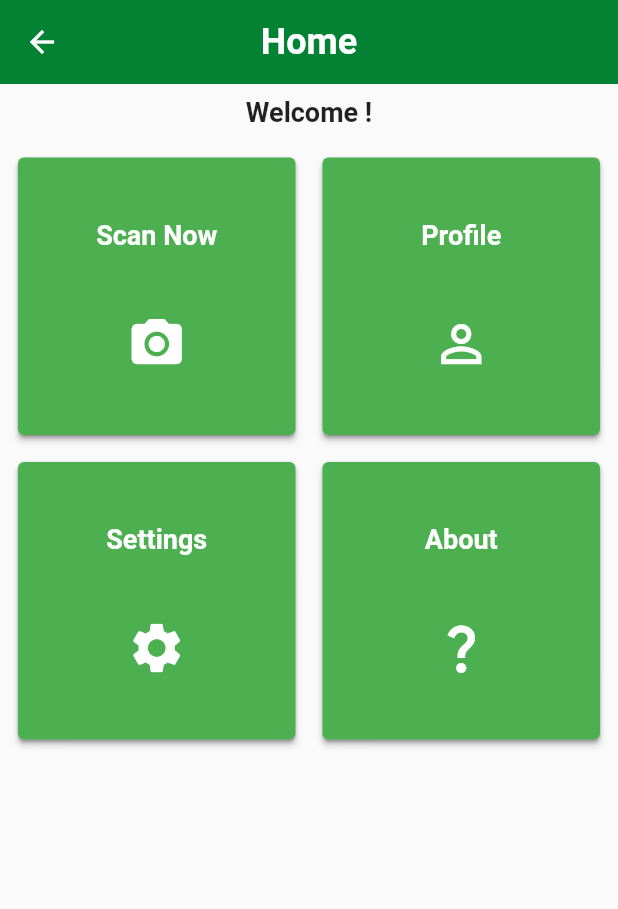
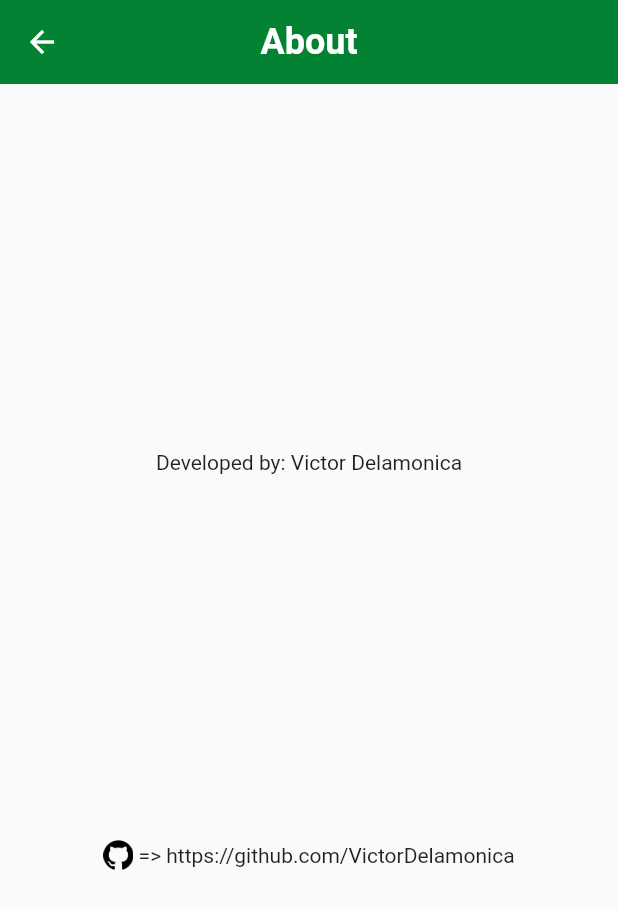
Before and after one commit to VictorDelamonica/NutriScan, a Flutter app: the HomePage screen opened directly, after a tap on "About", on a phone screen of 412 x 824 dp. Shown: the top 909 px of the screen. Run offline on Flutter 3.47's test engine with Material 2 defaults, Android fonts, the phone set to English and light mode, and no system bars; our stand-ins replace camera, firebase_auth, firebase_core; accounts and stored records are empty.

Commit message:
Add minimum about page

```diff
--- /dev/null
+++ b/lib/About/about.dart
@@ -0,0 +1,47 @@
+import 'package:camera/camera.dart';
+import 'package:flutter/material.dart';
+import 'package:flutter/services.dart';
+import 'package:nutriscan/Utilities/buttons.dart';
+import 'package:firebase_auth/firebase_auth.dart';
+import 'package:nutriscan/Utilities/card.dart';
+
+import '../Utilities/appBar.dart';
+import '../camera/camera.dart';
+
+class AboutPage extends StatefulWidget {
+  const AboutPage({super.key});
+
+  @override
+  State<AboutPage> createState() => _AboutPageState();
+}
+
+class _AboutPageState extends State<AboutPage> {
+  @override
+  Widget build(BuildContext context) {
+    return Scaffold(
+      appBar: CustomAppBar("About", onPressed: () {
+        Navigator.pop(context);
+      }),
+      body: Center(
+        child: Column(
+          mainAxisAlignment: MainAxisAlignment.spaceEvenly,
+          mainAxisSize: MainAxisSize.max,
+          children: [
+            const Text('Developed by: Victor Delamonica'),
+            Row(
+              mainAxisAlignment: MainAxisAlignment.center,
+              mainAxisSize: MainAxisSize.max,
+              children: [
+                Image(
+                    image: Image.asset("assets/images/github.png").image,
+                    width: 20,
+                    height: 20),
+                const Text(" => https://github.com/VictorDelamonica")
+              ],
+            ),
+          ],
+        ),
+      ),
+    );
+  }
+}
--- a/lib/Home/home.dart
+++ b/lib/Home/home.dart
@@ -5,6 +5,7 @@ import 'package:nutriscan/Utilities/buttons.dart';
 import 'package:firebase_auth/firebase_auth.dart';
 import 'package:nutriscan/Utilities/card.dart';
 
+import '../About/about.dart';
 import '../Utilities/appBar.dart';
 import '../camera/camera.dart';
 
@@ -21,7 +22,7 @@ class _HomePageState extends State<HomePage> {
   @override
   Widget build(BuildContext context) {
     return Scaffold(
-      appBar: CustomAppBar("Home", () {
+      appBar: CustomAppBar("Home", icon: Icons.logout, onPressed: () {
         FirebaseAuth.instance.signOut();
         SystemNavigator.pop();
       }),
@@ -82,7 +83,7 @@ class _HomePageState extends State<HomePage> {
                             Navigator.push(
                               context,
                               MaterialPageRoute(
-                                builder: (context) => const HomePage(),
+                                builder: (context) => const AboutPage(),
                               ),
                             );
                           }),
--- a/lib/Utilities/appBar.dart
+++ b/lib/Utilities/appBar.dart
@@ -2,13 +2,17 @@ import 'package:flutter/material.dart';
 
 class CustomAppBar extends StatelessWidget implements PreferredSizeWidget {
   var title = "Lorem Ipsum";
+  var _icon = Icons.arrow_back;
 
   final VoidCallback _onPressed;
 
   @override
   Size get preferredSize => const Size.fromHeight(kToolbarHeight);
 
-  CustomAppBar(this.title, this._onPressed, {Key? key}) : super(key: key);
+  CustomAppBar(this.title, {IconData? icon, required VoidCallback onPressed, Key? key})
+      : _icon = icon ?? Icons.arrow_back,
+        _onPressed = onPressed,
+        super(key: key);
 
   @override
   Widget build(BuildContext context) {
@@ -18,7 +22,7 @@ class CustomAppBar extends StatelessWidget implements PreferredSizeWidget {
         elevation: 0,
         leading: IconButton(
           onPressed: _onPressed,
-          icon: const Icon(Icons.arrow_back),
+          icon: Icon(_icon),
         ),
         centerTitle: true,
         title: Text(
--- a/lib/camera/camera.dart
+++ b/lib/camera/camera.dart
@@ -124,7 +124,7 @@ class PreviewPage extends StatelessWidget {
   @override
   Widget build(BuildContext context) {
     return Scaffold(
-      appBar: CustomAppBar("Preview", () {
+      appBar: CustomAppBar("Preview", onPressed: () {
         Navigator.push(context, MaterialPageRoute(builder: (context) => const HomePage()));
       }),
       body: Center(
--- a/lib/connection/loggin.dart
+++ b/lib/connection/loggin.dart
@@ -51,9 +51,9 @@ class _LoginPageState extends State<LoginPage> {
   Widget build(BuildContext context) {
     return Scaffold(
       backgroundColor: const Color.fromARGB(255, 3, 130, 51),
-      appBar: CustomAppBar("Register", () {
+      appBar: CustomAppBar("Register", onPressed: () {
         Navigator.pop(context);
-      }),
+      },),
       body: Center(
           child: Column(
             mainAxisAlignment: MainAxisAlignment.center,
--- a/lib/connection/register.dart
+++ b/lib/connection/register.dart
@@ -53,7 +53,7 @@ class _RegisterPageState extends State<RegisterPage> {
   Widget build(BuildContext context) {
     return Scaffold(
       backgroundColor: const Color.fromARGB(255, 3, 130, 51),
-      appBar: CustomAppBar("Register", () {
+      appBar: CustomAppBar("Register", onPressed: () {
         Navigator.pop(context);
       }),
       body: Center(
--- a/pubspec.yaml
+++ b/pubspec.yaml
@@ -83,6 +83,7 @@ flutter:
   # To add assets to your application, add an assets section, like this:
   assets:
     - ./assets/images/logo.png
+    - ./assets/images/github.png
   #   - images/a_dot_ham.jpeg
 
   # An image asset can refer to one or more resolution-specific "variants", see
```
Also changed, not shown: assets/images/github.png (added).
